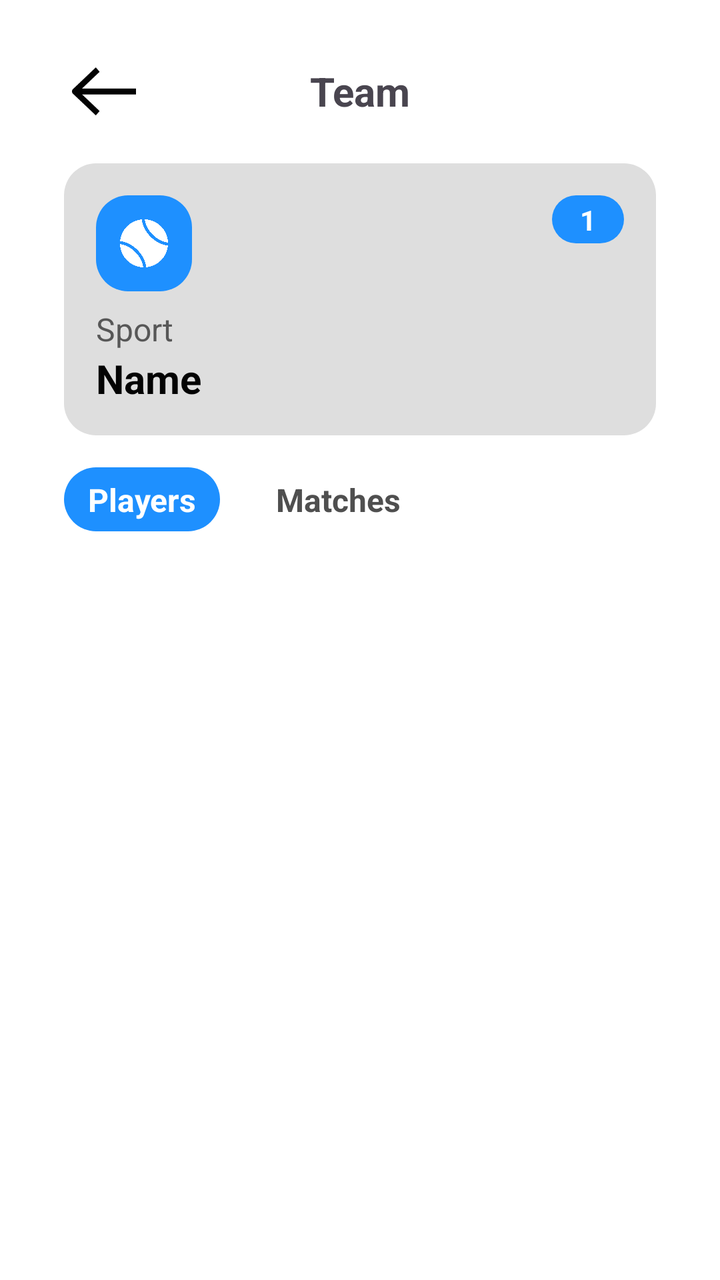
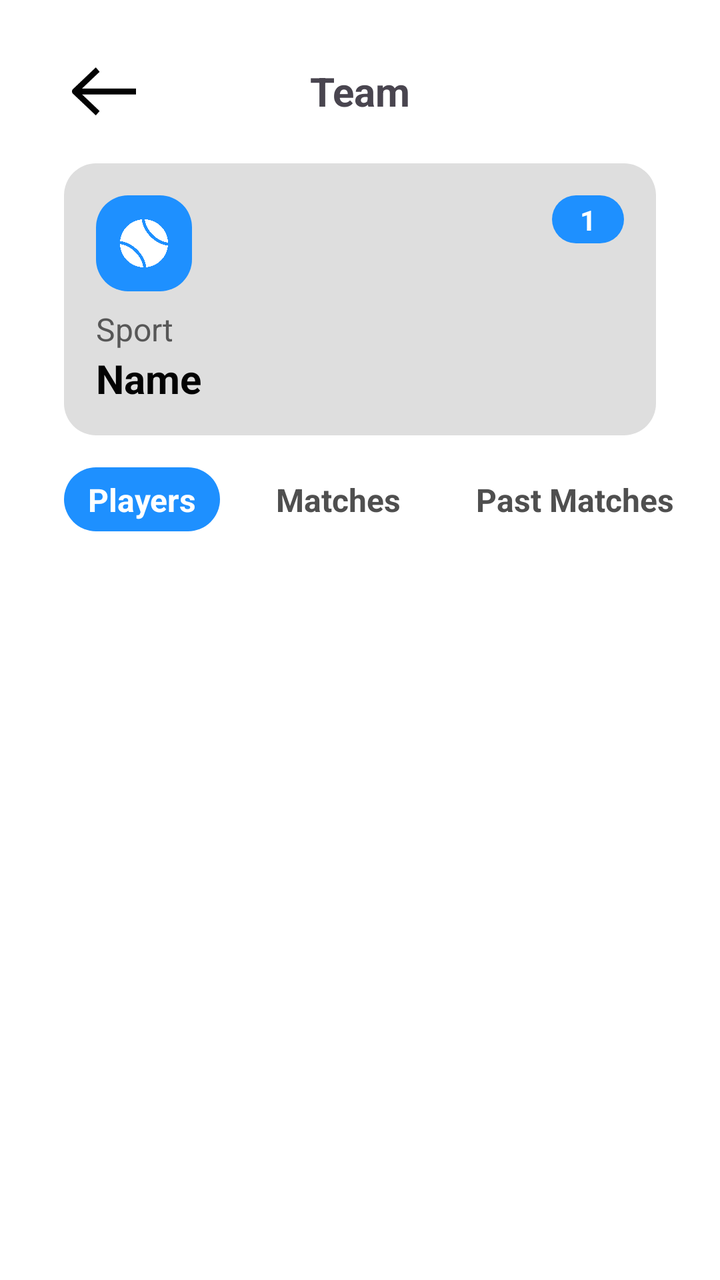

Before-and-after screenshots of an Android layout around one commit, followed by the original layout XML and the change that was made.
<!-- AndroidManifest.xml: application theme Theme.TFG -->
<!-- res/layout/activity_team.xml -->
<?xml version="1.0" encoding="utf-8"?>
<androidx.constraintlayout.widget.ConstraintLayout xmlns:android="http://schemas.android.com/apk/res/android"
    xmlns:app="http://schemas.android.com/apk/res-auto"
    xmlns:tools="http://schemas.android.com/tools"
    android:id="@+id/main"
    android:layout_width="match_parent"
    android:layout_height="match_parent"
    android:background="?attr/colorPrimary"
    tools:context=".TeamActivity">

    <LinearLayout
        android:id="@+id/playersLL"
        android:layout_width="wrap_content"
        android:layout_height="32dp"
        android:layout_marginTop="16dp"
        android:layout_weight="1"
        android:background="@drawable/rounded_button"
        android:orientation="horizontal"
        app:layout_constraintStart_toStartOf="@+id/sportButton"
        app:layout_constraintTop_toBottomOf="@+id/sportButton">

        <TextView
            android:id="@+id/playersText2"
            android:layout_width="wrap_content"
            android:layout_height="wrap_content"
            android:layout_weight="1"
            android:text="Players"
            android:visibility="invisible" />
    </LinearLayout>

    <LinearLayout
        android:id="@+id/matchesLL"
        android:layout_width="wrap_content"
        android:layout_height="32dp"
        android:layout_marginStart="16dp"
        android:layout_marginTop="16dp"
        android:background="@drawable/rounded_button_black_nostroke"
        android:orientation="horizontal"
        app:layout_constraintStart_toEndOf="@+id/playersLL"
        app:layout_constraintTop_toBottomOf="@+id/sportButton">

        <TextView
            android:id="@+id/matchesText2"
            android:layout_width="wrap_content"
            android:layout_height="wrap_content"
            android:layout_weight="1"
            android:text="Matches"
            android:visibility="invisible" />
    </LinearLayout>

    <TextView
        android:id="@+id/playersText"
        android:layout_width="wrap_content"
        android:layout_height="wrap_content"
        android:layout_weight="1"
        android:text="Players"
        android:textColor="#FFFFFF"
        android:textSize="16dp"
        android:textStyle="bold"
        android:visibility="visible"
        app:layout_constraintBottom_toBottomOf="@+id/playersLL"
        app:layout_constraintEnd_toEndOf="@+id/playersLL"
        app:layout_constraintStart_toStartOf="@+id/playersLL"
        app:layout_constraintTop_toTopOf="@+id/playersLL" />

    <TextView
        android:id="@+id/noMatches"
        android:layout_width="wrap_content"
        android:layout_height="wrap_content"
        android:layout_marginTop="16dp"
        android:text="No Matches Found"
        android:visibility="gone"
        app:layout_constraintEnd_toEndOf="parent"
        app:layout_constraintStart_toStartOf="parent"
        app:layout_constraintTop_toBottomOf="@+id/playersLL" />

    <TextView
        android:id="@+id/macthesText"
        android:layout_width="wrap_content"
        android:layout_height="wrap_content"
        android:layout_weight="1"
        android:text="Matches"
        android:textColor="#4F4F4F"
        android:textSize="16dp"
        android:textStyle="bold"
        android:visibility="visible"
        app:layout_constraintBottom_toBottomOf="@+id/matchesLL"
        app:layout_constraintEnd_toEndOf="@+id/matchesLL"
        app:layout_constraintStart_toStartOf="@+id/matchesLL"
        app:layout_constraintTop_toTopOf="@+id/matchesLL" />

    <ImageView
        android:id="@+id/arrow1"
        android:layout_width="40dp"
        android:layout_height="40dp"
        android:layout_marginStart="32dp"
        android:rotation="180"
        android:tint="?attr/colorContrast"
        app:layout_constraintBottom_toBottomOf="@+id/teamText"
        app:layout_constraintStart_toStartOf="parent"
        app:layout_constraintTop_toTopOf="@+id/teamText"
        app:srcCompat="@drawable/arrow" />

    <TextView
        android:id="@+id/teamText"
        android:layout_width="wrap_content"
        android:layout_height="wrap_content"
        android:layout_marginTop="32dp"
        android:text="Team"
        android:textSize="20sp"
        android:textStyle="bold"
        android:tint="@color/white"
        app:layout_constraintEnd_toEndOf="parent"
        app:layout_constraintStart_toStartOf="parent"
        app:layout_constraintTop_toTopOf="parent" />

    <LinearLayout
        android:id="@+id/sportButton"
        android:layout_width="0dp"
        android:layout_height="136dp"
        android:layout_marginStart="32dp"
        android:layout_marginTop="16dp"
        android:layout_marginEnd="32dp"
        android:background="@drawable/rounded_button_grey"
        android:gravity="center"
        android:orientation="horizontal"
        android:padding="12dp"
        app:layout_constraintEnd_toEndOf="parent"
        app:layout_constraintStart_toStartOf="parent"
        app:layout_constraintTop_toBottomOf="@+id/arrow1">

    </LinearLayout>

    <TextView
        android:id="@+id/sportText"
        android:layout_width="0dp"
        android:layout_height="28dp"
        android:layout_marginStart="16dp"
        android:layout_marginEnd="90dp"
        android:text="Name"
        android:textColor="?attr/colorContrast"
        android:textSize="20sp"
        android:textStyle="bold"
        app:layout_constraintEnd_toEndOf="@+id/sportButton"
        app:layout_constraintStart_toStartOf="@+id/sportButton"
        app:layout_constraintTop_toBottomOf="@+id/dateText" />

    <TextView
        android:id="@+id/dateText"
        android:layout_width="0dp"
        android:layout_height="22dp"
        android:layout_marginTop="8dp"
        android:text="Sport"
        android:textColor="?attr/colorTextSecondary"
        android:textSize="16sp"
        android:textStyle="normal"
        app:layout_constraintEnd_toEndOf="@+id/sportText"
        app:layout_constraintStart_toStartOf="@+id/sportIconBg"
        app:layout_constraintTop_toBottomOf="@+id/sportIconBg" />

    <LinearLayout
        android:id="@+id/sportIconBg"
        android:layout_width="48dp"
        android:layout_height="48dp"
        android:layout_marginStart="16dp"
        android:layout_marginTop="16dp"
        android:background="@drawable/rounded_button"
        android:gravity="center"
        android:orientation="horizontal"
        android:padding="12dp"
        app:layout_constraintStart_toStartOf="@+id/sportButton"
        app:layout_constraintTop_toTopOf="@+id/sportButton" />

    <ImageView
        android:id="@+id/sportIcon"
        android:layout_width="24dp"
        android:layout_height="24dp"
        android:tint="#FFFFFF"
        app:layout_constraintBottom_toBottomOf="@+id/sportIconBg"
        app:layout_constraintEnd_toEndOf="@+id/sportIconBg"
        app:layout_constraintStart_toStartOf="@+id/sportIconBg"
        app:layout_constraintTop_toTopOf="@+id/sportIconBg"
        app:srcCompat="@drawable/tennisicon" />

    <LinearLayout
        android:id="@+id/playersBg"
        android:layout_width="36dp"
        android:layout_height="24dp"
        android:layout_marginTop="16dp"
        android:layout_marginEnd="16dp"
        android:background="@drawable/rounded_button"
        android:gravity="center"
        android:orientation="horizontal"
        android:padding="12dp"
        app:layout_constraintEnd_toEndOf="@+id/sportButton"
        app:layout_constraintTop_toTopOf="@+id/sportButton" />

    <TextView
        android:id="@+id/playersTxt"
        android:layout_width="wrap_content"
        android:layout_height="wrap_content"
        android:text="1"
        android:textColor="#FFFFFF"
        android:textSize="14sp"
        android:textStyle="bold"
        app:layout_constraintBottom_toBottomOf="@+id/playersBg"
        app:layout_constraintEnd_toEndOf="@+id/playersBg"
        app:layout_constraintStart_toStartOf="@+id/playersBg"
        app:layout_constraintTop_toTopOf="@+id/playersBg" />

    <LinearLayout
        android:id="@+id/deleteTV"
        android:layout_width="wrap_content"
        android:layout_height="32dp"
        android:layout_marginEnd="16dp"
        android:layout_marginBottom="16dp"
        android:background="@drawable/rounded_button"
        android:gravity="center"
        android:orientation="horizontal"
        android:padding="12dp"
        android:visibility="invisible"
        app:layout_constraintBottom_toBottomOf="@+id/sportButton"
        app:layout_constraintEnd_toEndOf="@+id/sportButton">

        <TextView
            android:id="@+id/deleteTxt"
            android:layout_width="wrap_content"
            android:layout_height="wrap_content"
            android:text="Delete"
            android:textColor="#FFFFFF"
            android:textSize="16sp"
            android:visibility="invisible" />
    </LinearLayout>

    <LinearLayout
        android:id="@+id/eventTV"
        android:layout_width="wrap_content"
        android:layout_height="32dp"
        android:layout_marginEnd="16dp"
        android:layout_marginBottom="16dp"
        android:background="@drawable/rounded_button"
        android:gravity="center"
        android:orientation="horizontal"
        android:padding="12dp"
        android:visibility="gone"
        app:layout_constraintBottom_toBottomOf="@+id/sportButton"
        app:layout_constraintEnd_toEndOf="@+id/sportButton">

        <TextView
            android:id="@+id/eventTxt"
            android:layout_width="wrap_content"
            android:layout_height="wrap_content"
            android:text="Leave"
            android:textColor="#FFFFFF"
            android:textSize="16sp"
            android:visibility="invisible" />
    </LinearLayout>

    <androidx.recyclerview.widget.RecyclerView
        android:id="@+id/playerRV"
        android:layout_width="0dp"
        android:layout_height="0dp"
        android:layout_marginStart="32dp"
        android:layout_marginTop="16dp"
        android:layout_marginEnd="32dp"
        android:layout_marginBottom="16dp"
        app:layout_constraintBottom_toBottomOf="parent"
        app:layout_constraintEnd_toEndOf="parent"
        app:layout_constraintStart_toStartOf="parent"
        app:layout_constraintTop_toBottomOf="@+id/playersLL" />

    <TextView
        android:id="@+id/deleteText"
        android:layout_width="wrap_content"
        android:layout_height="wrap_content"
        android:text="Delete"
        android:textColor="#FFFFFF"
        android:textSize="16sp"
        android:textStyle="bold"
        android:visibility="invisible"
        app:layout_constraintBottom_toBottomOf="@+id/deleteTV"
        app:layout_constraintEnd_toEndOf="@+id/deleteTV"
        app:layout_constraintStart_toStartOf="@+id/deleteTV"
        app:layout_constraintTop_toTopOf="@+id/deleteTV" />

    <TextView
        android:id="@+id/editText"
        android:layout_width="wrap_content"
        android:layout_height="wrap_content"
        android:text="Leave"
        android:textColor="#FFFFFF"
        android:textSize="16sp"
        android:textStyle="bold"
        android:visibility="gone" />

    <ImageView
        android:id="@+id/addBtnBg"
        android:layout_width="60dp"
        android:layout_height="60dp"
        android:layout_marginEnd="32dp"
        android:layout_marginBottom="32dp"
        android:visibility="gone"
        app:layout_constraintBottom_toBottomOf="parent"
        app:layout_constraintEnd_toEndOf="parent"
        app:srcCompat="@drawable/blue_circle" />

    <ImageView
        android:id="@+id/addButtonOverlay"
        android:layout_width="0dp"
        android:layout_height="0dp"
        android:layout_marginStart="16dp"
        android:layout_marginTop="16dp"
        android:layout_marginEnd="16dp"
        android:layout_marginBottom="16dp"
        app:layout_constraintBottom_toBottomOf="@+id/addBtnBg"
        app:layout_constraintEnd_toEndOf="@+id/addBtnBg"
        app:layout_constraintStart_toStartOf="@+id/addBtnBg"
        app:layout_constraintTop_toTopOf="@+id/addBtnBg"
        app:srcCompat="@drawable/mailicon"
        app:tint="#FBFBFB" />

</androidx.constraintlayout.widget.ConstraintLayout>
<!-- resources referenced by this layout -->
<resources>
  <color name="white">#FFFFFFFF</color>
  <!-- drawable arrow: png bitmap (drawable, 1702 bytes) -->
  <!-- drawable blue_circle (drawable) -->
  <?xml version="1.0" encoding="utf-8"?>
  <shape xmlns:android="http://schemas.android.com/apk/res/android"
      android:shape="oval">
  
      <solid android:color="#1E90FF"/>
  
      <size
          android:width="100dp"
          android:height="100dp"/>
  
  </shape>
  <!-- drawable mailicon: png bitmap (drawable, 11490 bytes) -->
  <!-- drawable rounded_button (drawable) -->
  <shape xmlns:android="http://schemas.android.com/apk/res/android">
      <solid android:color="?attr/globalBlue"/>
      <corners android:radius="16dp"/>
      <padding
          android:left="16dp"
          android:right="16dp"
          android:top="10dp"
          android:bottom="10dp"/>
  </shape>
  <!-- drawable rounded_button_black_nostroke (drawable) -->
  <shape xmlns:android="http://schemas.android.com/apk/res/android">
      <solid android:color="?attr/colorPrimary"/>
      <corners android:radius="16dp"/>
      <padding
          android:left="16dp"
          android:right="16dp"
          android:top="10dp"
          android:bottom="10dp"/>
  </shape>
  <!-- drawable rounded_button_grey (drawable) -->
  <shape xmlns:android="http://schemas.android.com/apk/res/android">
      <solid android:color="?attr/colorBackground2"/>
      <corners android:radius="16dp"/>
      <padding
          android:left="16dp"
          android:right="16dp"
          android:top="10dp"
          android:bottom="10dp"/>
  </shape>
  <!-- drawable tennisicon: png bitmap (drawable, 9006 bytes) -->
  <style name="Theme.TFG" parent="Base.Theme.TFG" />
  <style name="Base.Theme.TFG" parent="Theme.Material3.DayNight.NoActionBar">
          <item name="colorPrimary">@color/mainBackgroundWhite</item>
          <item name="colorContrast">@color/mainTextWhite</item>
          <item name="colorBackground2">@color/background2White</item>
          <item name="colorTextSecondary">@color/secondTextWhite</item>
          <item name="globalBlue">@color/globalBlue</item>
      </style>
  <color name="mainBackgroundWhite">#FFFFFF</color>
  <color name="mainTextWhite">#030303</color>
  <color name="background2White">#DEDEDE</color>
  <color name="secondTextWhite">#575757</color>
  <color name="globalBlue">#1E90FF</color>
</resources>

<!-- the commit's change to res/layout/activity_team.xml (unified diff, before → after) -->
@@ -9,6 +9,26 @@
     tools:context=".TeamActivity">
 
     <LinearLayout
+        android:id="@+id/pastMatchesLL"
+        android:layout_width="wrap_content"
+        android:layout_height="32dp"
+        android:layout_marginStart="16dp"
+        android:layout_marginTop="16dp"
+        android:background="@drawable/rounded_button_black_nostroke"
+        android:orientation="horizontal"
+        app:layout_constraintStart_toEndOf="@+id/matchesLL"
+        app:layout_constraintTop_toBottomOf="@+id/sportButton">
+
+        <TextView
+            android:id="@+id/pastMatchesText2"
+            android:layout_width="wrap_content"
+            android:layout_height="wrap_content"
+            android:layout_weight="1"
+            android:text="Past Matches"
+            android:visibility="invisible" />
+    </LinearLayout>
+
+    <LinearLayout
         android:id="@+id/playersLL"
         android:layout_width="wrap_content"
         android:layout_height="32dp"
@@ -88,6 +108,21 @@
         app:layout_constraintEnd_toEndOf="@+id/matchesLL"
         app:layout_constraintStart_toStartOf="@+id/matchesLL"
         app:layout_constraintTop_toTopOf="@+id/matchesLL" />
+
+    <TextView
+        android:id="@+id/pastMacthesText"
+        android:layout_width="wrap_content"
+        android:layout_height="wrap_content"
+        android:layout_weight="1"
+        android:text="Past Matches"
+        android:textColor="#4F4F4F"
+        android:textSize="16dp"
+        android:textStyle="bold"
+        android:visibility="visible"
+        app:layout_constraintBottom_toBottomOf="@+id/pastMatchesLL"
+        app:layout_constraintEnd_toEndOf="@+id/pastMatchesLL"
+        app:layout_constraintStart_toStartOf="@+id/pastMatchesLL"
+        app:layout_constraintTop_toTopOf="@+id/pastMatchesLL" />
 
     <ImageView
         android:id="@+id/arrow1"
